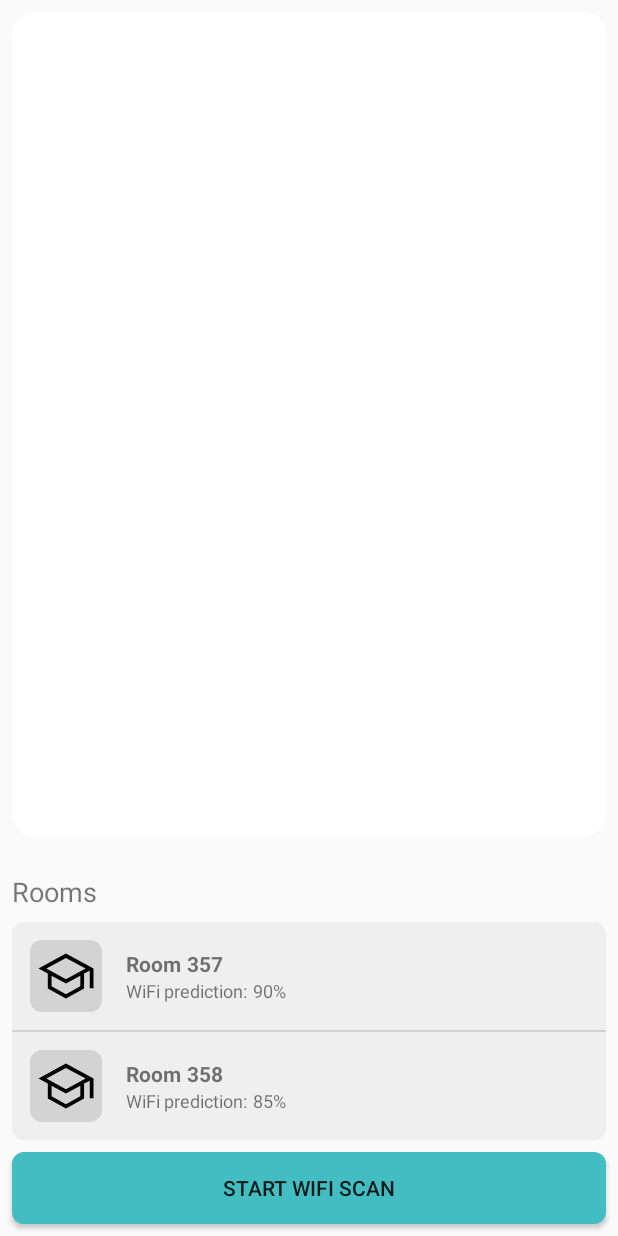
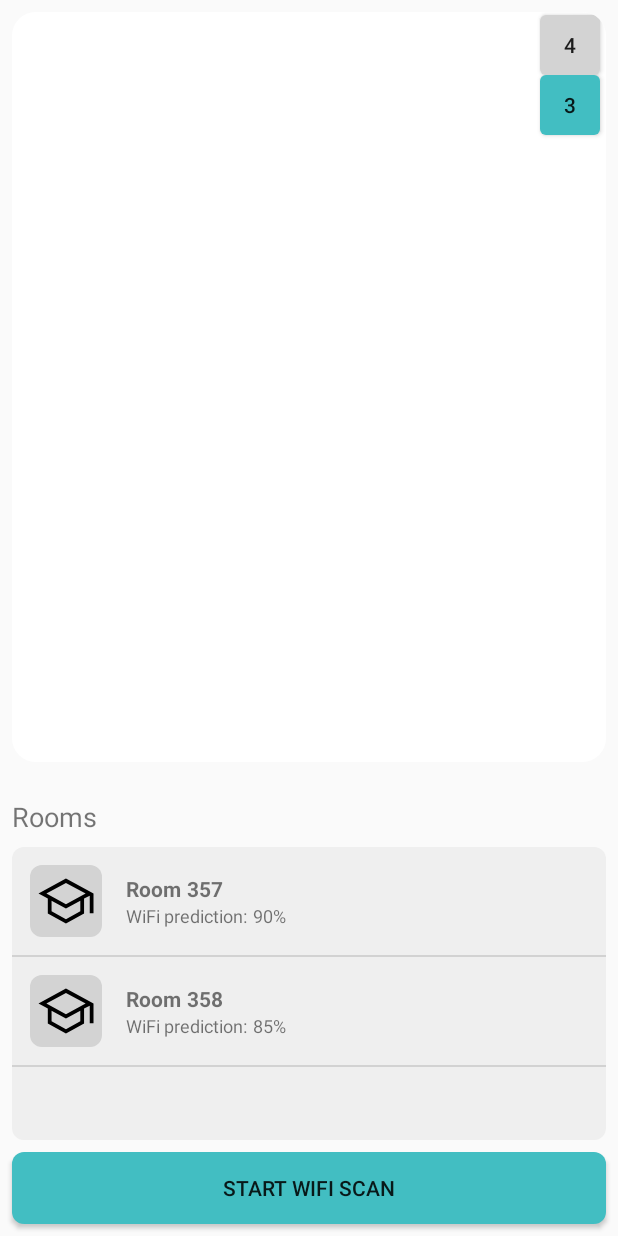
Before and after one commit to SirAntonySir/IntellitrackEnv, an Android app: the fragment DashboardFragment shown on its own in the app's theme, on a phone screen of 412 x 824 dp. Run offline under Robolectric (Android 15) with nearby library versions, the phone set to English and light mode, and no system bars; libraries missing offline, so code that uses them is left out: com.davemorrissey.labs; plain views replace SubsamplingScaleImageView; 2 statements that could not run were skipped.

Commit message:
switch floors

```diff
--- a/app/src/main/java/com/example/intellitrackenv/ui/dashboard/DashboardFragment.kt
+++ b/app/src/main/java/com/example/intellitrackenv/ui/dashboard/DashboardFragment.kt
@@ -33,6 +33,7 @@ import androidx.core.content.ContextCompat
 import com.davemorrissey.labs.subscaleview.ImageSource
 import com.davemorrissey.labs.subscaleview.SubsamplingScaleImageView
 import android.Manifest
+import android.widget.Button
 import com.example.intellitrackenv.R
 import network.ApiService
 import okhttp3.OkHttpClient
@@ -63,8 +64,9 @@ class DashboardFragment : Fragment() {
         val root: View = binding.root
 
         // Set up the Subsampling Scale Image View
-        val imageView: SubsamplingScaleImageView = binding.imageScale // Assuming you have a SubsamplingScaleImageView with the ID ivLargeImage in your FragmentDashboardBinding
-        imageView.setImage(ImageSource.resource(R.drawable.floor4))
+        val imageView: SubsamplingScaleImageView = binding.imageScale
+        imageView.setImage(ImageSource.resource(R.drawable.floor3))
+        highlightButton(binding.buttonFloor3)
 
 
         // Initialize your ViewModel, adapter, set up listeners
@@ -202,6 +204,29 @@ class DashboardFragment : Fragment() {
 
     }
 
+    override fun onViewCreated(view: View, savedInstanceState: Bundle?) {
+        super.onViewCreated(view, savedInstanceState)
+
+        binding.buttonFloor3.setOnClickListener {
+            binding.imageScale.setImage(ImageSource.resource(R.drawable.floor3))
+            highlightButton(it as Button)
+        }
+
+        binding.buttonFloor4.setOnClickListener {
+            binding.imageScale.setImage(ImageSource.resource(R.drawable.floor4))
+            highlightButton(it as Button)
+        }
+    }
+
+    private fun highlightButton(activeButton: Button) {
+        // Reset styles for all floor buttons to default
+        binding.buttonFloor3.setBackgroundResource(R.drawable.default_button_background)
+        binding.buttonFloor4.setBackgroundResource(R.drawable.default_button_background)
+
+        // Highlight the active button
+        activeButton.setBackgroundResource(R.drawable.highlighted_button_background)
+    }
+
     override fun onDestroyView() {
         super.onDestroyView()
         _binding = null
--- /dev/null
+++ b/app/src/main/res/drawable/default_button_background.xml
@@ -0,0 +1,4 @@
+<shape xmlns:android="http://schemas.android.com/apk/res/android" android:shape="rectangle">
+    <solid android:color="@color/grey" />
+    <corners android:radius="4dp"/>
+</shape>
--- /dev/null
+++ b/app/src/main/res/drawable/highlighted_button_background.xml
@@ -0,0 +1,4 @@
+<shape xmlns:android="http://schemas.android.com/apk/res/android" android:shape="rectangle">
+    <solid android:color="?attr/colorPrimary" />
+    <corners android:radius="4dp"/>
+</shape>
--- a/app/src/main/res/layout/fragment_dashboard.xml
+++ b/app/src/main/res/layout/fragment_dashboard.xml
@@ -1,13 +1,13 @@
 <?xml version="1.0" encoding="utf-8"?>
 <!-- activity_main.xml -->
 <RelativeLayout xmlns:android="http://schemas.android.com/apk/res/android"
+    xmlns:app="http://schemas.android.com/apk/res-auto"
     android:layout_width="match_parent"
     android:layout_height="match_parent"
     >
 
     <androidx.cardview.widget.CardView
         android:id="@+id/cardViewMap"
-        xmlns:app="http://schemas.android.com/apk/res-auto"
         android:layout_width="match_parent"
         android:layout_height="wrap_content"
         android:layout_marginStart="8dp"
@@ -19,15 +19,39 @@
         app:cardElevation="0dp"
         android:background="?attr/colorPrimaryVariant">
 
+        <RelativeLayout
+            android:layout_width="match_parent"
+            android:layout_height="wrap_content">
+
             <com.davemorrissey.labs.subscaleview.SubsamplingScaleImageView
                 android:id="@+id/imageScale"
                 android:layout_width="match_parent"
-        android:layout_height="550dp"
-        android:padding="16dp"
+                android:layout_height="500dp"
                 android:layout_alignParentTop="true"
                 android:background="@color/white"/>
 
+            <Button
+                android:id="@+id/buttonFloor4"
+                android:layout_width="40dp"
+                android:layout_height="40dp"
+                android:layout_alignParentTop="true"
+                android:layout_alignParentEnd="true"
+                android:layout_marginTop="2dp"
+                android:layout_marginEnd="4dp"
+                android:text="4"/>
+
+            <Button
+                android:id="@+id/buttonFloor3"
+                android:layout_width="40dp"
+                android:layout_height="40dp"
+                android:layout_below="@+id/buttonFloor4"
+                android:layout_alignParentEnd="true"
+                android:layout_marginEnd="4dp"
+                android:text="3" />
+
+        </RelativeLayout>
     </androidx.cardview.widget.CardView>
+
 
 
     <TextView
```
Also changed, not shown: app/src/main/res/drawable/floor3.png (added). Lines whose indentation alone changed are shown as unchanged.
